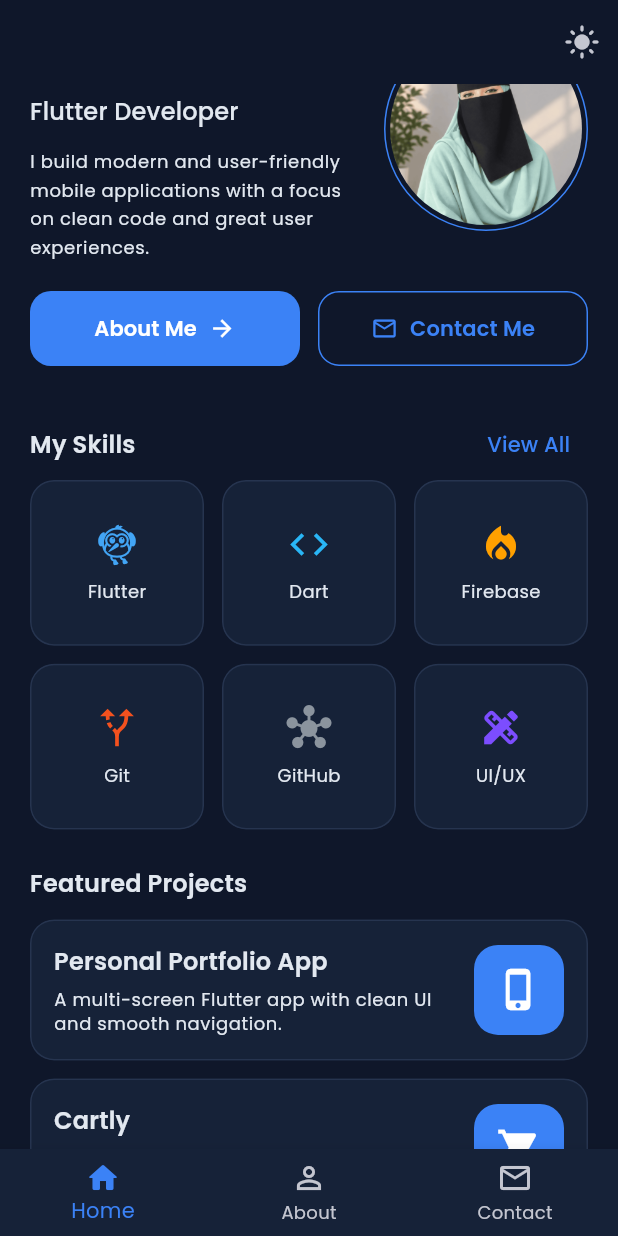
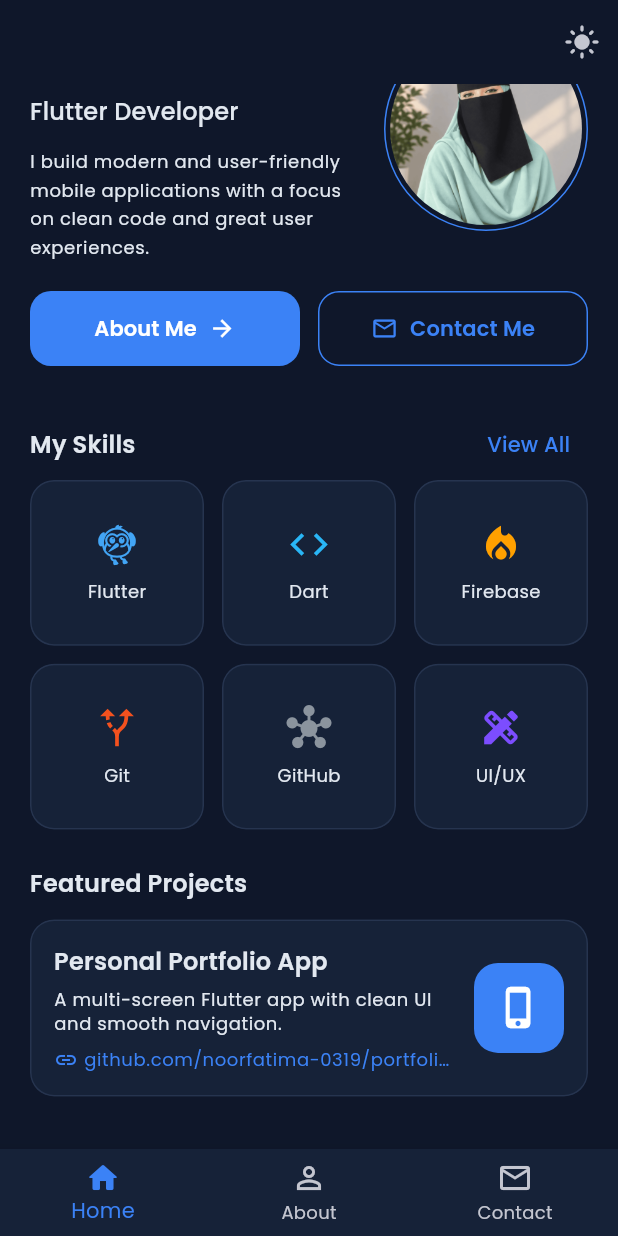
Before and after one commit to noorfatima-0319/portfolio_app, a Flutter app: the screen it shows after launch, scrolled down 58 dp, on a phone screen of 412 x 824 dp. Run offline on Flutter 3.47's test engine with Material 3 defaults, Android fonts, the phone set to English and light mode, and no system bars; our stand-ins replace google_fonts.

Commit message:
Replace placeholder projects with real project link

```diff
--- a/lib/constants/app_constants.dart
+++ b/lib/constants/app_constants.dart
@@ -43,31 +43,13 @@ class AppConstants {
     Skill(name: 'Reading', icon: Icons.menu_book),
   ];
 
+  // Add new projects here once they have a public repo or live demo to link to.
   static const List<Project> projects = [
     Project(
       title: 'Personal Portfolio App',
       description: 'A multi-screen Flutter app with clean UI and smooth navigation.',
       icon: Icons.phone_iphone,
-    ),
-    Project(
-      title: 'Cartly',
-      description: 'An e-commerce app for browsing and buying products on mobile.',
-      icon: Icons.shopping_cart,
-    ),
-    Project(
-      title: 'SpendWise',
-      description: 'An expense tracker app to record and manage daily spending.',
-      icon: Icons.account_balance_wallet,
-    ),
-    Project(
-      title: 'Quizora',
-      description: 'A quiz app that lets users test their knowledge with questions.',
-      icon: Icons.quiz,
-    ),
-    Project(
-      title: 'SkyCast',
-      description: 'A weather app that shows current weather information for a city.',
-      icon: Icons.wb_sunny,
+      link: 'https://github.com/noorfatima-0319/portfolio_app',
     ),
   ];
 }
--- a/lib/models/project_model.dart
+++ b/lib/models/project_model.dart
@@ -4,10 +4,12 @@ class Project {
   final String title;
   final String description;
   final IconData icon;
+  final String link;
 
   const Project({
     required this.title,
     required this.description,
     required this.icon,
+    required this.link,
   });
 }
--- a/lib/widgets/project_card.dart
+++ b/lib/widgets/project_card.dart
@@ -1,4 +1,5 @@
 import 'package:flutter/material.dart';
+import 'package:flutter/services.dart';
 
 import '../models/project_model.dart';
 import 'info_card.dart';
@@ -8,11 +9,20 @@ class ProjectCard extends StatelessWidget {
 
   const ProjectCard({super.key, required this.project});
 
+  void _copyLink(BuildContext context) {
+    Clipboard.setData(ClipboardData(text: project.link));
+    ScaffoldMessenger.of(context).showSnackBar(
+      const SnackBar(content: Text('Project link copied')),
+    );
+  }
+
   @override
   Widget build(BuildContext context) {
     final theme = Theme.of(context);
 
     return InfoCard(
+      child: InkWell(
+        onTap: () => _copyLink(context),
         child: Padding(
           padding: const EdgeInsets.all(16),
           child: Row(
@@ -28,6 +38,21 @@ class ProjectCard extends StatelessWidget {
                     ),
                     const SizedBox(height: 6),
                     Text(project.description, style: theme.textTheme.bodySmall),
+                    const SizedBox(height: 8),
+                    Row(
+                      children: [
+                        Icon(Icons.link, size: 16, color: theme.colorScheme.primary),
+                        const SizedBox(width: 4),
+                        Flexible(
+                          child: Text(
+                            project.link.replaceFirst('https://', ''),
+                            overflow: TextOverflow.ellipsis,
+                            style: theme.textTheme.bodySmall
+                                ?.copyWith(color: theme.colorScheme.primary),
+                          ),
+                        ),
+                      ],
+                    ),
                   ],
                 ),
               ),
@@ -44,6 +69,7 @@ class ProjectCard extends StatelessWidget {
             ],
           ),
         ),
+      ),
     );
   }
 }
```
Lines whose indentation alone changed are shown as unchanged.
